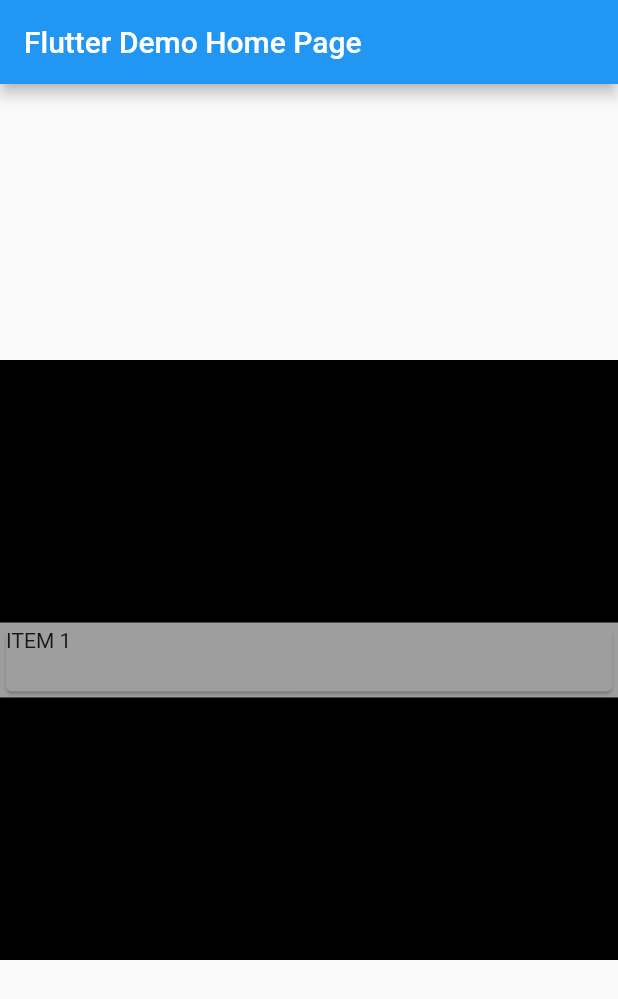
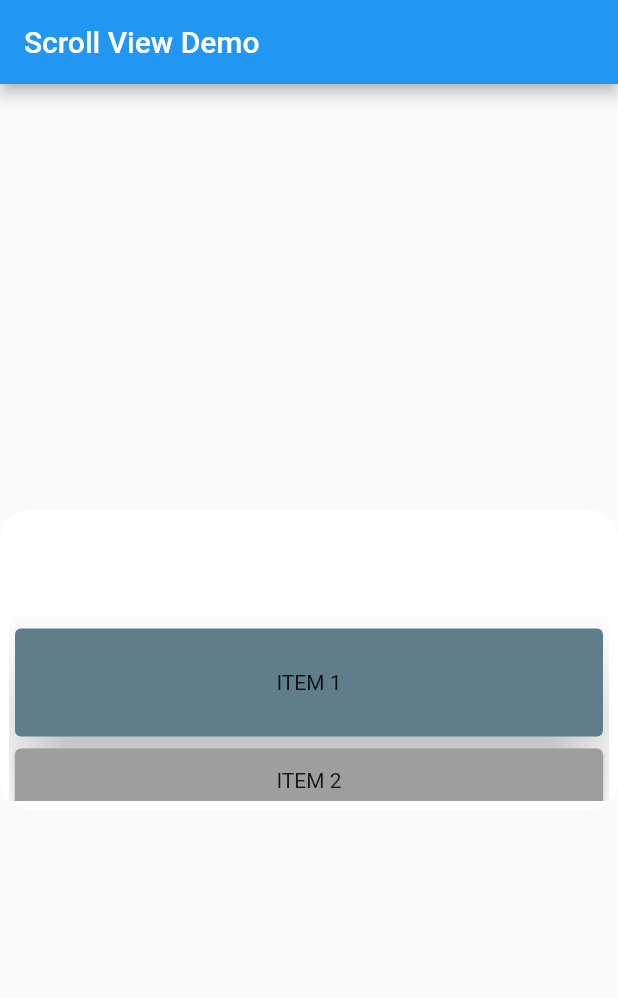
Before and after one commit to TobiasAboh/ScrollListView, a Flutter app: the screen it shows after launch, on a phone screen of 412 x 824 dp. Shown: the top 999 px of the screen. Run offline on Flutter 3.47's test engine with Material 2 defaults, Android fonts, the phone set to English and light mode, and no system bars; drawn by our look-alikes of scroll_snap_list.

Commit message:
second commit

```diff
--- a/flutter_application_1/lib/main.dart
+++ b/flutter_application_1/lib/main.dart
@@ -19,7 +19,7 @@ class MyApp extends StatelessWidget {
       theme: ThemeData(
         primarySwatch: Colors.blue,
       ),
-      home: MyHomePage(title: 'Flutter Demo Home Page'),
+      home: MyHomePage(title: 'Scroll View Demo'),
     );
   }
 }
@@ -34,19 +34,11 @@ class MyHomePage extends StatefulWidget {
 
 
 class _MyHomePageState extends State<MyHomePage> {
-  final ScrollController _scrollController = ScrollController();
+
   // ignore: prefer_const_constructors
   List<Widget> listElements = [Text("ITEM 1"), Text("ITEM 2"), Text("ITEM 3"), Text("ITEM 4"), Text("ITEM 5"), Text("ITEM 6")];
 
-
-  void refresh(){
-    setState((){});
-  }
-
   @override
-  void initState(){
-    _scrollController.addListener(refresh);
-  }
   Widget build(BuildContext context) {
     return Scaffold(
       appBar: AppBar(
@@ -54,9 +46,9 @@ class _MyHomePageState extends State<MyHomePage> {
       ),
       body: Center(
         child: ScrollComponent(
-        controller: _scrollController,
-        listItems: listElements,
-        maxHeight: MediaQuery.of(context).size.height,
+          height: 200,
+          listItems: listElements,
+          maxHeight: MediaQuery.of(context).size.height,
       ),
 
     ));
--- a/flutter_application_1/lib/my_scroll_component.dart
+++ b/flutter_application_1/lib/my_scroll_component.dart
@@ -1,82 +1,63 @@
-// ignore_for_file: use_key_in_widget_constructors, must_be_immutable, unnecessary_this, unnecessary_cast
+// ignore_for_file: use_key_in_widget_constructors, must_be_immutable, unnecessary_this, unnecessary_cast, must_call_super, prefer_const_constructors, prefer_const_literals_to_create_immutables, unused_import, depend_on_referenced_packages, prefer_final_fields
 import 'package:flutter/material.dart';
-
+import 'package:scroll_snap_list/scroll_snap_list.dart';
 
 class ScrollComponent extends StatefulWidget {
-  List<Widget> listItems;
-  Color color;
-  double minHeight;
-  double maxHeight;
-  ScrollController controller;
-  ScrollComponent({required this.listItems, this.color = Colors.grey, this.minHeight = 50, required this.maxHeight, required this.controller});
+  List<Widget> listItems; // list of widgets
+  Color backgroundColor; // background color of the widget
+  Color color; // color of non active items
+  Color activeColor; // color of current active item
+  double minHeight; // min height for each row
+  double maxHeight; // max height for each row
+  double height; // hieght of the outer container
+  ScrollComponent({required this.listItems, this.backgroundColor = Colors.white, this.color = Colors.grey, this.activeColor = Colors.blueGrey, this.height = 200,  this.minHeight = 50, required this.maxHeight});
 
   @override
   State<ScrollComponent> createState() => _ScrollComponentState();
 }
 
 class _ScrollComponentState extends State<ScrollComponent> {
-  GlobalKey widgetKey = GlobalKey();
-  List<GlobalKey> keys = [];
-  Size? cardSize;
-  void getKeys(){
-    for(int i = 0; i < widget.listItems.length; i++){
-      keys.add(GlobalKey());
-    }
+  int _focusedIndex = 0;
+
+  void _onFocusedItem(int index){
+    setState(() {
+      _focusedIndex = index;
+    });
   }
 
-
-  int selectedElementWidget = 0;
+  //Widget format for a single row
+  Widget _buildListItems(BuildContext context, int index){
+    return Container(
+          constraints: BoxConstraints(
+            minHeight: _focusedIndex == index ? this.widget.minHeight + 30 : this.widget.minHeight,
+            maxHeight: this.widget.maxHeight,
+          ),
+          child: Card(
+            elevation: _focusedIndex == index ? 20 : null,
+            color: _focusedIndex == index ? this.widget.activeColor : this.widget.color,
+            child: Center(
+              heightFactor: 1,
+              child: this.widget.listItems[index],)
+          ),
+        );
+  }
   @override
   Widget build(BuildContext context) {
-    getKeys();
-
-    bool isActive(i){
-      RenderObject? bigBox = widgetKey.currentContext?.findRenderObject();
-      RenderObject? box =  keys[i].currentContext?.findRenderObject();
-      if(box != null){
-        final double yPosition = (box as RenderBox).localToGlobal(Offset.zero).dy;
-        final double parentYPosition = (bigBox as RenderBox).localToGlobal(Offset.zero).dy;
-
-        return (yPosition - parentYPosition) >= 0 && (yPosition - parentYPosition) <= 10;
-      }
-      return false;
-    }
     return Container(
-      height: 400,
-      color: Colors.black,
-    child: Center(child: Container(
-      key: widgetKey,
+      decoration: BoxDecoration(
+        color: this.widget.backgroundColor,
+        borderRadius: BorderRadius.circular(20),
+      ),
       width: 500,
-      height: 50,
-      color: Colors.grey,
-      child: ListView.builder(
-      itemExtent: this.widget.minHeight,
-      controller: widget.controller,
-      itemCount: this.widget.listItems.length,
-      itemBuilder: (context, index){
-      return Container(
-        constraints: BoxConstraints(
-          // minHeight: this.widget.minHeight,
-          maxHeight: this.widget.maxHeight,
-        ),
-        child: Card(
-
-          key: keys[index],
-          color: isActive(index) ? Colors.blue : this.widget.color,
-          child: this.widget.listItems[index],
-        ),
-      );
-    }))));
-
-
-    // CupertinoPicker(
-    //   onSelectedItemChanged: (value) {
-    //     selectedElementWidget = value;
-    //   },
-    //   // backgroundColor: Colors.grey,
-    //   itemExtent: 30,
-    //   children: this.widget.listItems,
-    // ) ;
-    //
+      height: this.widget.height,
+      child: Padding(
+        padding: EdgeInsets.all(6),
+        child: Container(
+          child: ScrollSnapList(
+            scrollDirection: Axis.vertical,
+            itemSize: this.widget.minHeight,
+            itemCount: this.widget.listItems.length,
+            itemBuilder: _buildListItems,
+            onItemFocus: _onFocusedItem,))));
   }
 }
--- a/flutter_application_1/pubspec.yaml
+++ b/flutter_application_1/pubspec.yaml
@@ -45,6 +45,7 @@ dev_dependencies:
   # package. See that file for information about deactivating specific lint
   # rules and activating additional ones.
   flutter_lints: ^2.0.0
+  scroll_snap_list: ^0.9.1
 
 # For information on the generic Dart part of this file, see the
 # following page: https://dart.dev/tools/pub/pubspec
```
Also changed, not shown: flutter_application_1/pubspec.lock.
